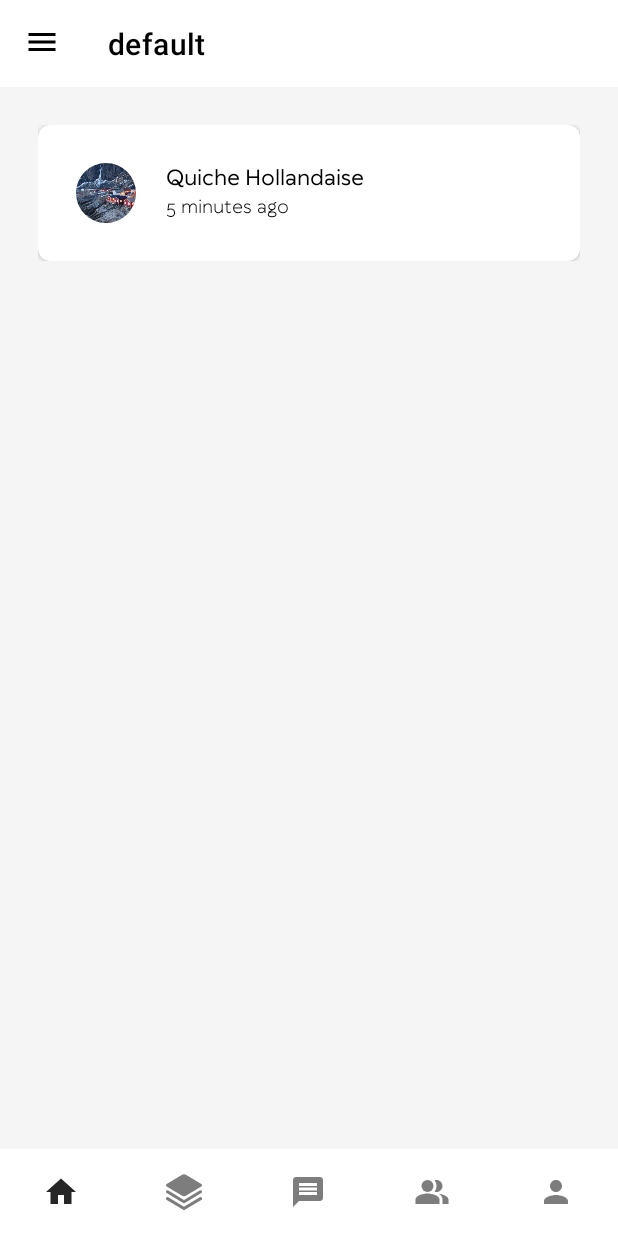
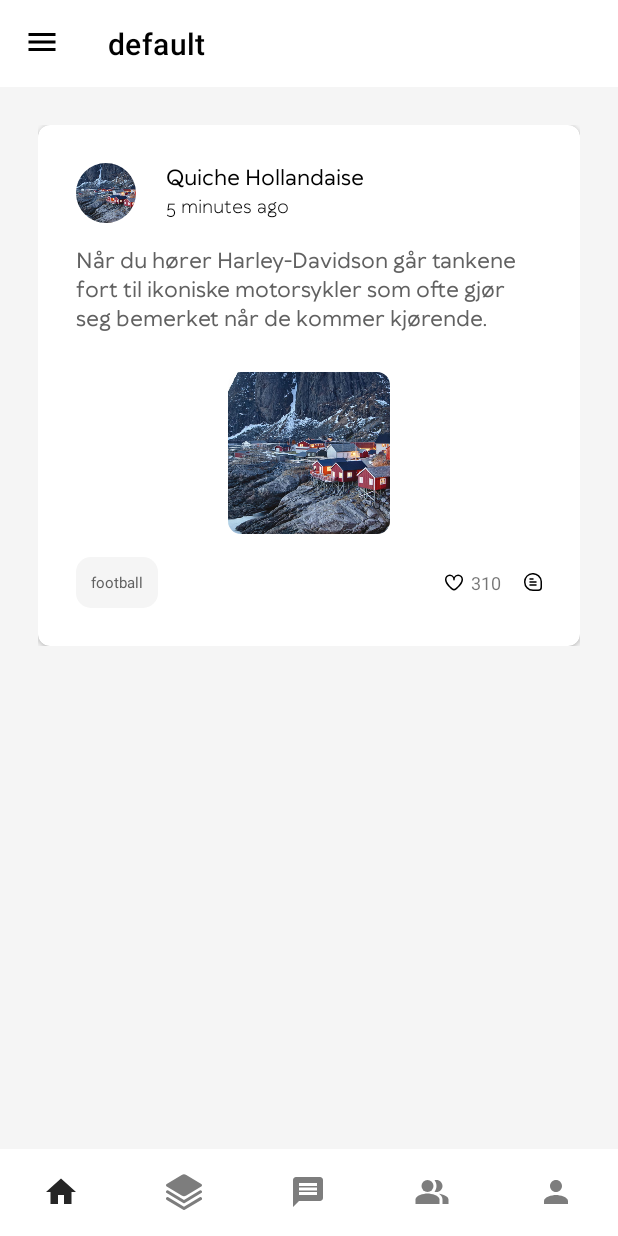
Before and after one commit to MateuszSzelecki/Immersion, an Android app: the FragmentHome screen opened directly, with no data from a screen before it, on a phone screen of 412 x 824 dp. Run offline under Robolectric (Android 15) with nearby library versions, the phone set to English and light mode, and no system bars; our stand-ins replace Room's generated code; 2 statements that could not run were skipped.

Commit message:
Immersion App

```diff
--- /dev/null
+++ b/app/src/main/res/drawable/ic_comment.xml
@@ -0,0 +1,18 @@
+<vector xmlns:android="http://schemas.android.com/apk/res/android"
+    android:width="12dp"
+    android:height="12dp"
+    android:viewportWidth="24"
+    android:viewportHeight="24">
+  <path
+      android:fillColor="#FF000000"
+      android:pathData="M24,11.247A12.012,12.012 0,1 0,12.017 24H19a5.005,5.005 0,0 0,5 -5V11.247ZM22,19a3,3 0,0 1,-3 3H12.017a10.041,10.041 0,0 1,-7.476 -3.343,9.917 9.917,0 0,1 -2.476,-7.814 10.043,10.043 0,0 1,8.656 -8.761A10.564,10.564 0,0 1,12.021 2,9.921 9.921,0 0,1 18.4,4.3 10.041,10.041 0,0 1,22 11.342Z"/>
+  <path
+      android:fillColor="#FF000000"
+      android:pathData="M8,9h4a1,1 0,0 0,0 -2H8A1,1 0,0 0,8 9Z"/>
+  <path
+      android:fillColor="#FF000000"
+      android:pathData="M16,11H8a1,1 0,0 0,0 2h8a1,1 0,0 0,0 -2Z"/>
+  <path
+      android:fillColor="#FF000000"
+      android:pathData="M16,15H8a1,1 0,0 0,0 2h8a1,1 0,0 0,0 -2Z"/>
+</vector>
--- /dev/null
+++ b/app/src/main/res/drawable/ic_heart_contour.xml
@@ -0,0 +1,9 @@
+<vector xmlns:android="http://schemas.android.com/apk/res/android"
+    android:width="12dp"
+    android:height="12dp"
+    android:viewportWidth="24"
+    android:viewportHeight="24">
+  <path
+      android:fillColor="#FF000000"
+      android:pathData="M17.5,1.917a6.4,6.4 0,0 0,-5.5 3.3,6.4 6.4,0 0,0 -5.5,-3.3A6.8,6.8 0,0 0,0 8.967c0,4.547 4.786,9.513 8.8,12.88a4.974,4.974 0,0 0,6.4 0C19.214,18.48 24,13.514 24,8.967A6.8,6.8 0,0 0,17.5 1.917ZM13.915,20.317a2.973,2.973 0,0 1,-3.83 0C4.947,16.006 2,11.87 2,8.967a4.8,4.8 0,0 1,4.5 -5.05A4.8,4.8 0,0 1,11 8.967a1,1 0,0 0,2 0,4.8 4.8,0 0,1 4.5,-5.05A4.8,4.8 0,0 1,22 8.967C22,11.87 19.053,16.006 13.915,20.313Z"/>
+</vector>
--- /dev/null
+++ b/app/src/main/res/drawable/shape_category_item.xml
@@ -0,0 +1,11 @@
+<?xml version="1.0" encoding="utf-8"?>
+<selector xmlns:android="http://schemas.android.com/apk/res/android">
+
+    <item>
+        <shape android:shape="rectangle">
+            <solid android:color="@color/light_grey" />
+            <corners android:radius="10dp" />
+        </shape>
+    </item>
+
+</selector>
--- a/app/src/main/res/layout/home_card_item.xml
+++ b/app/src/main/res/layout/home_card_item.xml
@@ -20,7 +20,39 @@
             android:layout_height="match_parent"
             android:padding="25dp">
 
-            <include layout="@layout/home_card_item_profile" />
+            <RelativeLayout
+                android:id="@+id/relativeLayout1"
+                android:layout_width="wrap_content"
+                android:layout_height="wrap_content"
+                app:layout_constraintEnd_toEndOf="parent"
+                app:layout_constraintStart_toStartOf="parent"
+                app:layout_constraintTop_toTopOf="parent">
+
+                <include layout="@layout/home_card_item_profile" />
+            </RelativeLayout>
+
+            <RelativeLayout
+                android:id="@+id/relativeLayout2"
+                android:layout_width="wrap_content"
+                android:layout_height="wrap_content"
+                app:layout_constraintEnd_toEndOf="parent"
+                app:layout_constraintStart_toStartOf="parent"
+                app:layout_constraintTop_toBottomOf="@+id/relativeLayout1">
+
+                <include layout="@layout/home_card_item_content" />
+            </RelativeLayout>
+
+            <RelativeLayout
+                android:id="@+id/relativeLayout3"
+                android:layout_width="wrap_content"
+                android:layout_height="wrap_content"
+                android:layout_marginTop="15dp"
+                app:layout_constraintEnd_toEndOf="parent"
+                app:layout_constraintStart_toStartOf="parent"
+                app:layout_constraintTop_toBottomOf="@+id/relativeLayout2">
+
+                <include layout="@layout/home_card_item_statistics" />
+            </RelativeLayout>
 
         </androidx.constraintlayout.widget.ConstraintLayout>
 
--- /dev/null
+++ b/app/src/main/res/layout/home_card_item_content.xml
@@ -0,0 +1,35 @@
+<?xml version="1.0" encoding="utf-8"?>
+<merge xmlns:tools="http://schemas.android.com/tools"
+    xmlns:android="http://schemas.android.com/apk/res/android"
+    xmlns:app="http://schemas.android.com/apk/res-auto">
+
+    <androidx.constraintlayout.widget.ConstraintLayout
+        android:layout_width="match_parent"
+        android:layout_height="wrap_content">
+
+        <TextView
+            android:id="@+id/contentHomePostItem"
+            android:layout_width="match_parent"
+            android:layout_height="wrap_content"
+            android:paddingTop="15dp"
+            android:text="Når du hører Harley-Davidson går tankene fort til ikoniske motorsykler som ofte gjør seg bemerket når de kommer kjørende."
+            android:fontFamily="@font/wellingtons_medium"
+            android:textColor="@color/dark_grey"
+            android:textSize="14sp"
+            app:layout_constraintEnd_toEndOf="parent"
+            app:layout_constraintStart_toStartOf="parent"
+            app:layout_constraintTop_toTopOf="parent" />
+
+        <com.google.android.material.imageview.ShapeableImageView
+            android:id="@+id/profileImageHomePostItem"
+            android:layout_width="wrap_content"
+            android:layout_height="wrap_content"
+            android:layout_marginTop="25dp"
+            android:src="@mipmap/ic_test_foreground"
+            app:layout_constraintEnd_toEndOf="parent"
+            app:layout_constraintStart_toStartOf="parent"
+            app:layout_constraintTop_toBottomOf="@+id/contentHomePostItem"
+            app:shapeAppearanceOverlay="@style/rounded" />
+
+    </androidx.constraintlayout.widget.ConstraintLayout>
+</merge>
--- a/app/src/main/res/layout/home_card_item_profile.xml
+++ b/app/src/main/res/layout/home_card_item_profile.xml
@@ -4,7 +4,7 @@
 
     <androidx.constraintlayout.widget.ConstraintLayout
         android:layout_width="match_parent"
-        android:layout_height="match_parent">
+        android:layout_height="wrap_content">
 
         <com.google.android.material.imageview.ShapeableImageView
             android:id="@+id/profileImageHomePostItem"
--- /dev/null
+++ b/app/src/main/res/layout/home_card_item_statistics.xml
@@ -0,0 +1,46 @@
+<?xml version="1.0" encoding="utf-8"?>
+<merge xmlns:tools="http://schemas.android.com/tools"
+    xmlns:android="http://schemas.android.com/apk/res/android"
+    xmlns:app="http://schemas.android.com/apk/res-auto">
+
+    <androidx.constraintlayout.widget.ConstraintLayout
+        android:layout_width="match_parent"
+        android:layout_height="wrap_content">
+
+        <TextView
+            android:id="@+id/contentHomePostItem"
+            android:layout_width="wrap_content"
+            android:layout_height="wrap_content"
+            android:background="@drawable/shape_category_item"
+            android:padding="10dp"
+            android:text="football"
+            android:textColor="@color/dark_grey"
+            android:textSize="10sp"
+            app:layout_constraintStart_toStartOf="parent"
+            app:layout_constraintTop_toTopOf="parent" />
+
+        <TextView
+            android:layout_width="wrap_content"
+            android:layout_height="wrap_content"
+            android:layout_marginEnd="15dp"
+            android:drawableLeft="@drawable/ic_heart_contour"
+            android:drawablePadding="5dp"
+            android:gravity="center"
+            android:text="310"
+            android:textSize="12sp"
+            app:layout_constraintBottom_toBottomOf="parent"
+            app:layout_constraintEnd_toStartOf="@+id/textView"
+            app:layout_constraintTop_toTopOf="parent" />
+
+        <TextView
+            android:id="@+id/textView"
+            android:layout_width="wrap_content"
+            android:layout_height="wrap_content"
+            android:drawableLeft="@drawable/ic_comment"
+            android:gravity="center"
+            app:layout_constraintBottom_toBottomOf="parent"
+            app:layout_constraintEnd_toEndOf="parent"
+            app:layout_constraintTop_toTopOf="parent" />
+
+    </androidx.constraintlayout.widget.ConstraintLayout>
+</merge>
--- a/app/src/main/res/values/image_shapes.xml
+++ b/app/src/main/res/values/image_shapes.xml
@@ -5,4 +5,8 @@
         <item name="cornerSize">50%</item>
     </style>
 
+    <style name="rounded">
+        <item name="cornerSize">8%</item>
+    </style>
+
 </resources>
--- a/app/src/main/res/values/themes.xml
+++ b/app/src/main/res/values/themes.xml
@@ -16,7 +16,7 @@
     </style>
 
     <!-- colorPrimary -->
-    <!-- treść w toolbarze, zaznaczony tab w tabLayout, treść navigationView -->
+    <!-- treść w toolbarze, zaznaczony tab w tabLayout, treść navigationView, imię oraz czas w poście -->
 
     <!-- colorPrimaryVariant -->
     <!-- tło fragmentów, tło addLanguageActivity -->
```
